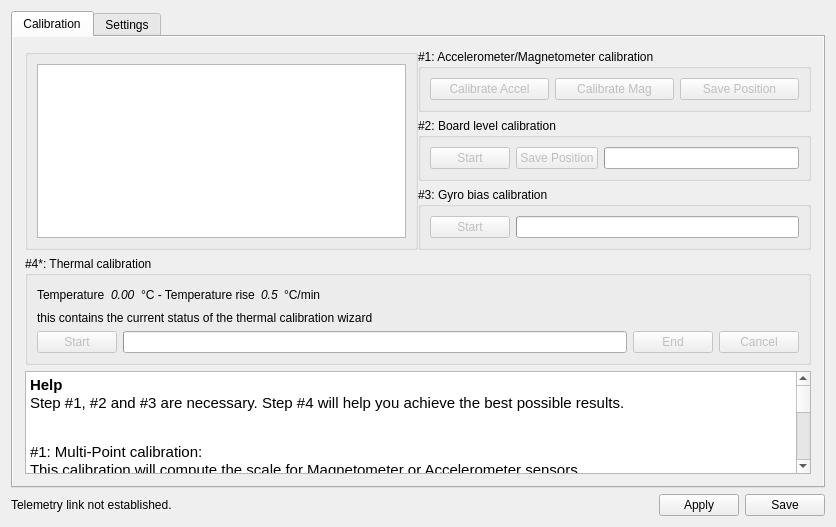
This is ground/openpilotgcs/src/plugins/config/revosensors.ui in openpilot/OpenPilot as Qt 5 draws it before an edit. The edited form follows.
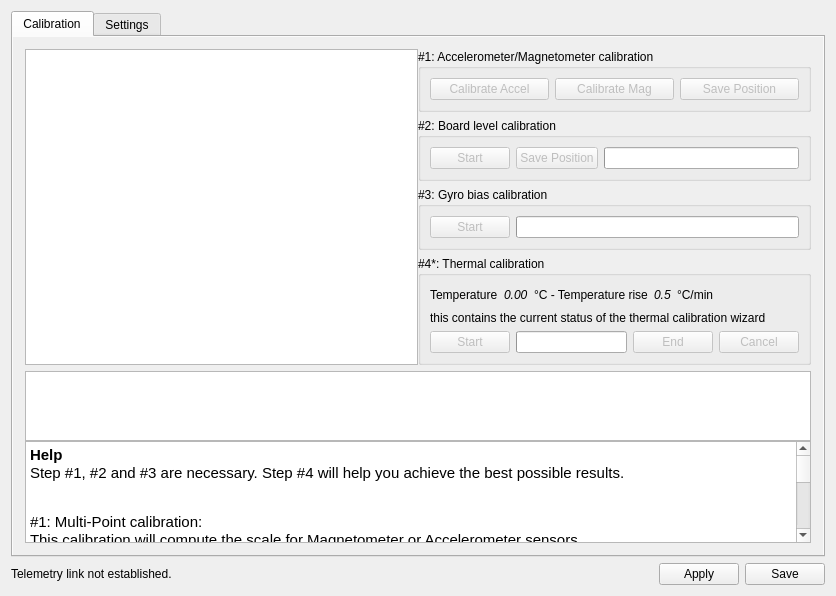
This is the edited form. Icons and pictures are not drawn.

Commit message: OP-975 Split level/gyro calibrations, base level calibration on board rotation, a lot more refactoring/cleanup

Patch:
```diff
--- a/ground/openpilotgcs/src/plugins/config/revosensors.ui
+++ b/ground/openpilotgcs/src/plugins/config/revosensors.ui
@@ -7,7 +7,7 @@
     <x>0</x>
     <y>0</y>
     <width>836</width>
-    <height>527</height>
+    <height>596</height>
    </rect>
   </property>
   <property name="windowTitle">
@@ -62,17 +62,37 @@
          <property name="verticalSpacing">
           <number>6</number>
          </property>
-         <item row="0" column="0" rowspan="3">
-          <widget class="QGroupBox" name="groupBox_5">
-           <layout class="QVBoxLayout" name="verticalLayout_sixPointCalib">
+         <item row="0" column="0" rowspan="4">
+          <layout class="QVBoxLayout">
             <item>
-             <widget class="QGraphicsView" name="calibrationVisualHelp"/>
-            </item>
-           </layout>
-          </widget>
+            <widget class="QGraphicsView" name="calibrationVisualHelp">
+             <property name="verticalScrollBarPolicy">
+              <enum>Qt::ScrollBarAlwaysOff</enum>
+             </property>
+             <property name="horizontalScrollBarPolicy">
+              <enum>Qt::ScrollBarAlwaysOff</enum>
+             </property>
+            </widget>
+           </item>
+          </layout>
          </item>
          <item row="4" column="0" colspan="2">
-          <widget class="QTextEdit" name="sixPointCalibInstructions">
+          <layout class="QVBoxLayout" name="instruction_layout">
+           <item>
+            <widget class="QTextEdit" name="calibrationInstructions">
+             <property name="toolTip">
+              <string>Calibration status</string>
+             </property>
+             <property name="horizontalScrollBarPolicy">
+              <enum>Qt::ScrollBarAlwaysOff</enum>
+             </property>
+             <property name="sizeAdjustPolicy">
+              <enum>QAbstractScrollArea::AdjustToContents</enum>
+             </property>
+            </widget>
+           </item>
+           <item>
+            <widget class="QTextEdit" name="textEdit">
            <property name="toolTip">
             <string>Calibration instructions</string>
            </property>
@@ -83,14 +103,14 @@
             <string>&lt;!DOCTYPE HTML PUBLIC &quot;-//W3C//DTD HTML 4.0//EN&quot; &quot;http://www.w3.org/TR/REC-html40/strict.dtd&quot;&gt;
 &lt;html&gt;&lt;head&gt;&lt;meta name=&quot;qrichtext&quot; content=&quot;1&quot; /&gt;&lt;style type=&quot;text/css&quot;&gt;
 p, li { white-space: pre-wrap; }
-&lt;/style&gt;&lt;/head&gt;&lt;body style=&quot; font-family:'MS Shell Dlg 2'; font-size:8.25pt; font-weight:400; font-style:normal;&quot;&gt;
+&lt;/style&gt;&lt;/head&gt;&lt;body style=&quot; font-family:'Sans Serif'; font-size:9pt; font-weight:400; font-style:normal;&quot;&gt;
 &lt;table border=&quot;0&quot; style=&quot;-qt-table-type: root; margin-top:4px; margin-bottom:4px; margin-left:4px; margin-right:4px;&quot;&gt;
 &lt;tr&gt;
 &lt;td style=&quot;border: none;&quot;&gt;
 &lt;p style=&quot; margin-top:0px; margin-bottom:0px; margin-left:0px; margin-right:0px; -qt-block-indent:0; text-indent:0px;&quot;&gt;&lt;span style=&quot; font-family:'Ubuntu'; font-size:11pt; font-weight:600;&quot;&gt;Help&lt;/span&gt;&lt;/p&gt;
 &lt;p style=&quot; margin-top:0px; margin-bottom:0px; margin-left:0px; margin-right:0px; -qt-block-indent:0; text-indent:0px;&quot;&gt;&lt;span style=&quot; font-family:'Ubuntu'; font-size:11pt;&quot;&gt;Step #1, #2 and #3 are necessary. Step #4 will help you achieve the best possible results.&lt;/span&gt;&lt;/p&gt;
 &lt;p style=&quot;-qt-paragraph-type:empty; margin-top:0px; margin-bottom:0px; margin-left:0px; margin-right:0px; -qt-block-indent:0; text-indent:0px; font-family:'Ubuntu'; font-size:11pt;&quot;&gt;&lt;br /&gt;&lt;/p&gt;
-&lt;p align=&quot;center&quot; style=&quot;-qt-paragraph-type:empty; margin-top:0px; margin-bottom:0px; margin-left:0px; margin-right:0px; -qt-block-indent:0; text-indent:0px; font-size:8pt;&quot;&gt;&lt;br /&gt;&lt;/p&gt;
+&lt;p align=&quot;center&quot; style=&quot;-qt-paragraph-type:empty; margin-top:0px; margin-bottom:0px; margin-left:0px; margin-right:0px; -qt-block-indent:0; text-indent:0px; font-family:'MS Shell Dlg 2'; font-size:8pt;&quot;&gt;&lt;br /&gt;&lt;/p&gt;
 &lt;p style=&quot; margin-top:0px; margin-bottom:0px; margin-left:0px; margin-right:0px; -qt-block-indent:0; text-indent:0px;&quot;&gt;&lt;span style=&quot; font-family:'Ubuntu'; font-size:11pt;&quot;&gt;#1: Multi-Point calibration:&lt;/span&gt;&lt;/p&gt;
 &lt;p style=&quot; margin-top:0px; margin-bottom:0px; margin-left:0px; margin-right:0px; -qt-block-indent:0; text-indent:0px;&quot;&gt;&lt;span style=&quot; font-family:'Ubuntu'; font-size:11pt;&quot;&gt;This calibration will compute the scale for Magnetometer or Accelerometer sensors. &lt;/span&gt;&lt;/p&gt;
 &lt;p style=&quot; margin-top:0px; margin-bottom:0px; margin-left:0px; margin-right:0px; -qt-block-indent:0; text-indent:0px;&quot;&gt;&lt;span style=&quot; font-family:'Ubuntu'; font-size:11pt;&quot;&gt;Press &amp;quot;Calibrate Mag&amp;quot; or &amp;quot;Calibrate Accel&amp;quot; to begin calibration, and follow the instructions which will be displayed here.  Note that your HomeLocation must be set first, including the local magnetic field vector (Be) and acceleration due to gravity (g_e).&lt;/span&gt;&lt;/p&gt;
@@ -111,6 +131,8 @@
            </property>
           </widget>
          </item>
+          </layout>
+         </item>
          <item row="0" column="1">
           <widget class="QGroupBox" name="groupBox">
            <property name="title">
@@ -227,7 +249,7 @@
            </layout>
           </widget>
          </item>
-         <item row="3" column="0" colspan="2">
+         <item row="3" column="1">
           <widget class="QGroupBox" name="groupBox_5">
            <property name="title">
             <string>#4*: Thermal calibration</string>
```
Lines whose indentation alone changed are shown as unchanged. The commit also changes 4 other files.
